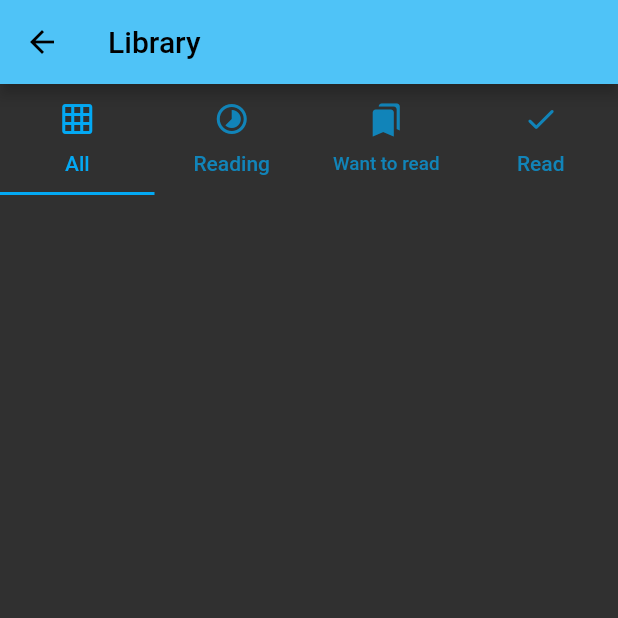
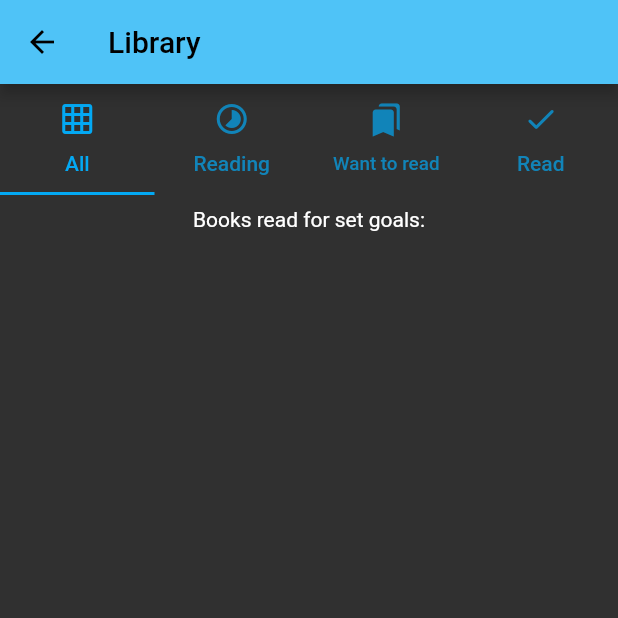
Before and after one commit to ErenalpKesici/Book-Goals, a Flutter app: the LibraryPageSend screen opened directly, on a phone screen of 412 x 824 dp, the top half of it. Run offline on Flutter 3.47's test engine with Material 2 defaults, Android fonts, the light colour scheme and no system bars; our stand-ins replace cloud_firestore, firebase_auth, firebase_core, flutter_slidable, google_sign_in; accounts and stored records are empty.

Commit message:
better library

```diff
--- a/lib/add_book.dart
+++ b/lib/add_book.dart
@@ -114,7 +114,7 @@ class AddBookPage extends State<AddBookPageSend>{
                   },
                 optionsBuilder: (TextEditingValue textEditingValue) async{
                   bookSelected.title = textEditingValue.text;
-                  books = await getTitles(textEditingValue.text);
+                  books = await queryBooks(textEditingValue.text);
                   if(books!.isNotEmpty){
                     List<String> ret = List.empty(growable: true);
                     for(Book book in books!){
--- a/lib/book_action_details.dart
+++ b/lib/book_action_details.dart
@@ -24,8 +24,11 @@ class BookActionDetailsPage extends State<BookActionDetailsPageSend>{
   @override
   void initState() {
     idx = data.libs.indexWhere((element) => element.book!.id == book.id);
-    if(idx != null && idx != -1){
+    if(idx != -1){
       btnSelected = actions.indexWhere((element) => element == data.libs[idx!].message);
+    }
+    else if(data.goals.any((element) => element.books!.any((element) => element.id == book.id))){
+      btnSelected = 2;
     }
     super.initState();
   }
--- a/lib/library_page.dart
+++ b/lib/library_page.dart
@@ -15,8 +15,13 @@ class LibraryPageSend extends StatefulWidget {
 }
 class LibraryPage extends State<LibraryPageSend>{
   List<Book> goalBooks = List.empty(growable: true);
+  ScrollController mainScrollController = ScrollController();
   Card getCard(int idx, Book book){
     return Card(
+      child: Container(
+        decoration: BoxDecoration(
+          image: getDecorationImage(book.imgUrl!)
+        ),
         child: Slidable(
           startActionPane: ActionPane(
             motion: const StretchMotion(),
@@ -38,13 +43,15 @@ class LibraryPage extends State<LibraryPageSend>{
           child: ListTile(
             minVerticalPadding: 10,
             isThreeLine: true,
-          title: Text(book.title!),
-          subtitle: Text(book.authors!.isNotEmpty==true?book.authors!.first:''),
+            title: Text(book.title!, style: getCardTextStyle()),
+            subtitle: Text(book.authors!.isNotEmpty==true?book.authors!.first:'', style: getCardTextStyle()),
             onTap: (){
               Navigator.of(context).push(MaterialPageRoute(builder: (context)=>BookActionDetailsPageSend(book)));
             },
           ),
-      ));
+        ),
+      ),
+    );
   }
   @override
   void initState() {
@@ -56,6 +63,19 @@ class LibraryPage extends State<LibraryPageSend>{
       }
     }
     super.initState();
+  }
+  Widget getReadForGoals(){
+    return
+      Flexible(
+        child: ListView.builder(
+          shrinkWrap: true,
+          controller: mainScrollController,
+          itemCount: goalBooks.length,
+          itemBuilder: (BuildContext context, int idx){
+            return getCard(idx, goalBooks[idx]);
+          },
+        ),
+      );
   }
   @override
   Widget build(BuildContext context) {
@@ -81,11 +101,28 @@ class LibraryPage extends State<LibraryPageSend>{
                   Expanded(
                     child: TabBarView(
                       children: [
-                        ListView.builder(
+                        SingleChildScrollView(
+                          controller: mainScrollController,
+                          child: Column(
+                            mainAxisSize: MainAxisSize.min,
+                            children: [
+                              Flexible(
+                                child: ListView.builder(
+                                  shrinkWrap: true,
+                                  controller: mainScrollController,
                                   itemCount: data.libs.length,
                                   itemBuilder: (BuildContext context, int idx){
                                     return getCard(idx, data.libs[idx].book!);
-                          }
+                                  },
+                                ),
+                              ),
+                              const Padding(
+                                padding: EdgeInsets.all(8.0),
+                                child: Text("Books read for set goals:"),
+                              ),
+                              getReadForGoals()
+                            ],
+                          ),
                         ),
                         ListView.builder(
                           itemCount: data.libs.length,
@@ -105,10 +142,15 @@ class LibraryPage extends State<LibraryPageSend>{
                             return Container();
                           },
                         ),
-                        Column(
+                        SingleChildScrollView(
+                          controller: mainScrollController,
+                          child: Column(
+                            mainAxisSize: MainAxisSize.min,
                             children: [
                               Flexible(
                                 child: ListView.builder(
+                                  shrinkWrap: true,
+                                  controller: mainScrollController,
                                   itemCount: data.libs.length,
                                   itemBuilder: (BuildContext context, int idx){
                                     if(data.libs[idx].message == "Read") {
@@ -118,16 +160,13 @@ class LibraryPage extends State<LibraryPageSend>{
                                   },
                                 ),
                               ),
-                            const Text("Books read for set goals:"),
-                            Flexible(
-                              child: ListView.builder(
-                                itemCount: goalBooks.length,
-                                itemBuilder: (BuildContext context, int idx){
-                                  return getCard(idx, goalBooks[idx]);
-                                },
+                              const Padding(
+                                padding: EdgeInsets.all(8.0),
+                                child: Text("Books read for set goals:"),
                               ),
+                              getReadForGoals()
+                            ],
                           ),
-                          ],
                         ),
                       ],
                     ),
--- a/lib/search.dart
+++ b/lib/search.dart
@@ -22,7 +22,7 @@ class SearchPage extends State<SearchPageSend>{
   List<String> bookAction = List.empty();
   @override
   void initState() {
-    futureTitles = getTitles(tecQuery.text);
+    futureTitles = queryBooks(tecQuery.text);
     super.initState();
   }
   @override
@@ -54,7 +54,7 @@ class SearchPage extends State<SearchPageSend>{
                decoration: InputDecoration(labelText: 'Book Title', border: OutlineInputBorder(borderRadius: BorderRadius.circular(10)) ),
               onChanged: (String? value){
                 setState(() {
-                  futureTitles = getTitles(tecQuery.text);
+                  futureTitles = queryBooks(tecQuery.text);
                 });
               },
             ),
```
Also changed, not shown: lib/helper_functions.dart (+51 -1 lines), lib/list_books.dart (+3 -27 lines), lib/main.dart (+18 -23 lines). Lines whose indentation alone changed are shown as unchanged.
